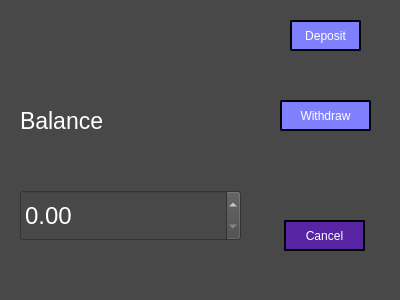
GovindaJR/Banking-System, file Banking_System/savingsmenu.ui: the form before one commit.
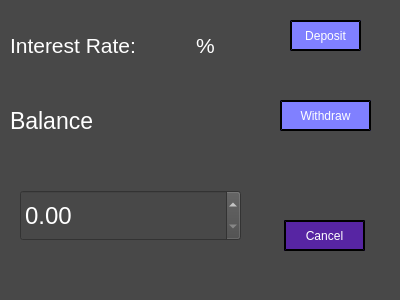
The form after the commit.

```diff
--- a/Banking_System/savingsmenu.ui
+++ b/Banking_System/savingsmenu.ui
@@ -107,9 +107,9 @@
   <widget class="QLabel" name="interest_rate_label">
    <property name="geometry">
     <rect>
-     <x>20</x>
-     <y>20</y>
-     <width>141</width>
+     <x>134</x>
+     <y>30</y>
+     <width>101</width>
      <height>31</height>
     </rect>
    </property>
@@ -125,7 +125,7 @@
   <widget class="QLabel" name="balance_label">
    <property name="geometry">
     <rect>
-     <x>20</x>
+     <x>10</x>
      <y>100</y>
      <width>161</width>
      <height>41</height>
@@ -153,6 +153,45 @@
     <string notr="true">font: 18pt;</string>
    </property>
   </widget>
+  <widget class="QLabel" name="interest_rate_label_2">
+   <property name="geometry">
+    <rect>
+     <x>10</x>
+     <y>30</y>
+     <width>141</width>
+     <height>31</height>
+    </rect>
+   </property>
+   <property name="font">
+    <font>
+     <pointsize>16</pointsize>
+    </font>
+   </property>
+   <property name="text">
+    <string>Interest Rate:</string>
+   </property>
+  </widget>
+  <widget class="QLabel" name="interest_rate_label_3">
+   <property name="geometry">
+    <rect>
+     <x>190</x>
+     <y>30</y>
+     <width>31</width>
+     <height>31</height>
+    </rect>
+   </property>
+   <property name="font">
+    <font>
+     <pointsize>16</pointsize>
+    </font>
+   </property>
+   <property name="text">
+    <string>%</string>
+   </property>
+   <property name="alignment">
+    <set>Qt::AlignCenter</set>
+   </property>
+  </widget>
  </widget>
  <resources/>
  <connections/>
```
